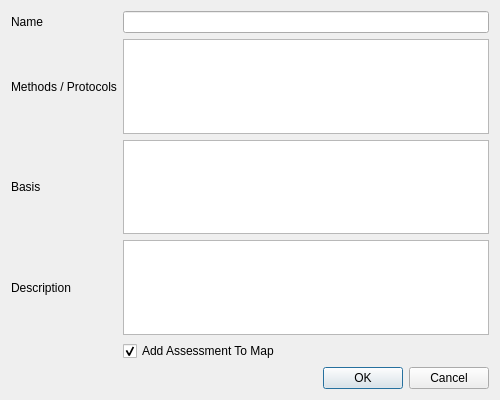
Old version of the form src/view/ui/assessment.ui in the repository Riverscapes/QRiS.
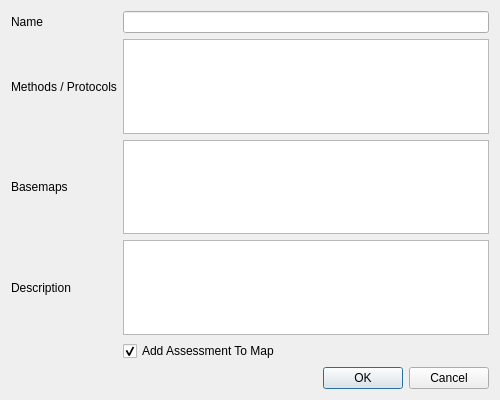
New version of the form.

```diff
--- a/src/view/ui/assessment.ui
+++ b/src/view/ui/assessment.ui
@@ -78,7 +78,7 @@
      <item row="2" column="0">
       <widget class="QLabel" name="label">
        <property name="text">
-        <string>Basis</string>
+        <string>Basemaps</string>
        </property>
       </widget>
      </item>
```
